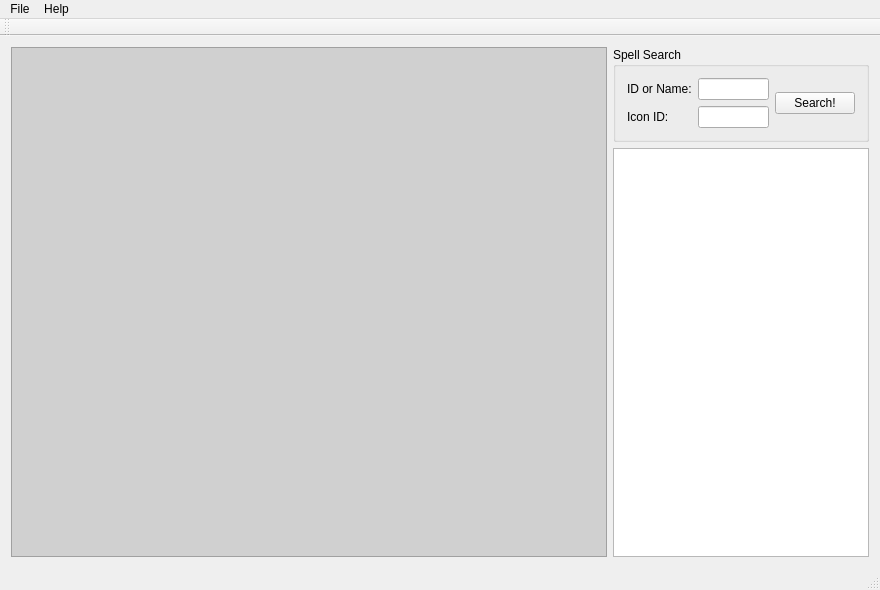
Above: QSW/SpellWorkUI.ui from sidsukana/QSpellWork before the change. Below: the same form after it.
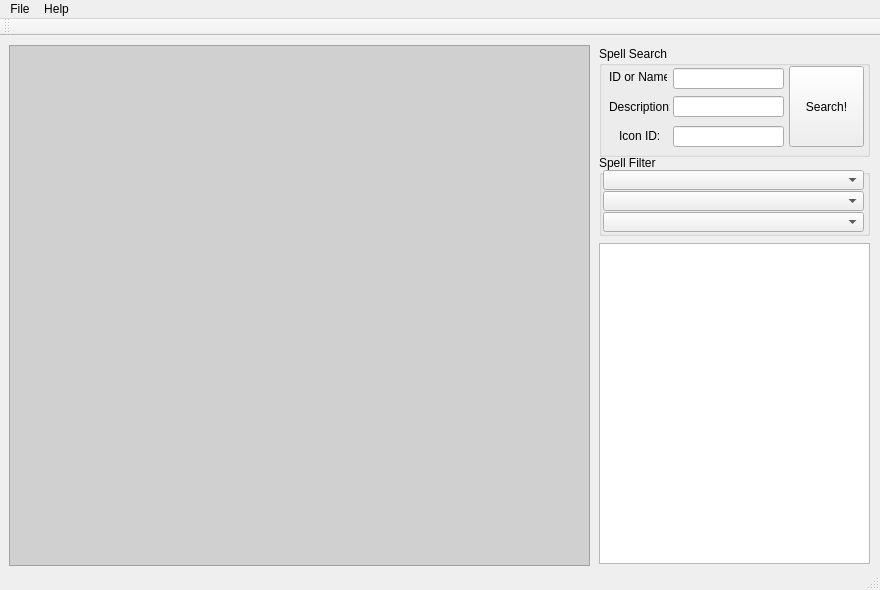
That is the form after the change. Icons and pictures are not drawn.

What changed in the file:
```diff
--- a/QSW/SpellWorkUI.ui
+++ b/QSW/SpellWorkUI.ui
@@ -21,18 +21,113 @@
    <bool>false</bool>
   </property>
   <widget class="QWidget" name="centralWidget">
-   <layout class="QGridLayout" name="gridLayout_2">
-    <item row="0" column="0">
      <widget class="QTextBrowser" name="SpellInfoBrowser">
+    <property name="geometry">
+     <rect>
+      <x>9</x>
+      <y>9</y>
+      <width>581</width>
+      <height>521</height>
+     </rect>
+    </property>
       <property name="styleSheet">
        <string notr="true">background-color: rgb(208, 208, 208);</string>
       </property>
      </widget>
-    </item>
-    <item row="0" column="1">
-     <layout class="QVBoxLayout" name="verticalLayout">
-      <item>
+   <widget class="QGroupBox" name="groupBox_2">
+    <property name="geometry">
+     <rect>
+      <x>599</x>
+      <y>119</y>
+      <width>271</width>
+      <height>81</height>
+     </rect>
+    </property>
+    <property name="title">
+     <string>Spell Filter</string>
+    </property>
+    <widget class="QComboBox" name="comboBox">
+     <property name="geometry">
+      <rect>
+       <x>4</x>
+       <y>15</y>
+       <width>261</width>
+       <height>20</height>
+      </rect>
+     </property>
+     <property name="font">
+      <font>
+       <pointsize>7</pointsize>
+      </font>
+     </property>
+     <property name="currentIndex">
+      <number>-1</number>
+     </property>
+     <property name="maxVisibleItems">
+      <number>20</number>
+     </property>
+     <property name="insertPolicy">
+      <enum>QComboBox::InsertAfterCurrent</enum>
+     </property>
+    </widget>
+    <widget class="QComboBox" name="comboBox_2">
+     <property name="geometry">
+      <rect>
+       <x>4</x>
+       <y>36</y>
+       <width>261</width>
+       <height>20</height>
+      </rect>
+     </property>
+     <property name="font">
+      <font>
+       <pointsize>7</pointsize>
+      </font>
+     </property>
+     <property name="currentIndex">
+      <number>-1</number>
+     </property>
+     <property name="maxVisibleItems">
+      <number>20</number>
+     </property>
+     <property name="insertPolicy">
+      <enum>QComboBox::InsertAfterCurrent</enum>
+     </property>
+    </widget>
+    <widget class="QComboBox" name="comboBox_3">
+     <property name="geometry">
+      <rect>
+       <x>4</x>
+       <y>57</y>
+       <width>261</width>
+       <height>20</height>
+      </rect>
+     </property>
+     <property name="font">
+      <font>
+       <pointsize>7</pointsize>
+      </font>
+     </property>
+     <property name="currentIndex">
+      <number>-1</number>
+     </property>
+     <property name="maxVisibleItems">
+      <number>20</number>
+     </property>
+     <property name="insertPolicy">
+      <enum>QComboBox::InsertAfterCurrent</enum>
+     </property>
+    </widget>
+   </widget>
        <widget class="QGroupBox" name="groupBox">
+    <property name="geometry">
+     <rect>
+      <x>599</x>
+      <y>10</y>
+      <width>271</width>
+      <height>111</height>
+     </rect>
+    </property>
         <property name="sizePolicy">
          <sizepolicy hsizetype="Fixed" vsizetype="Fixed">
           <horstretch>0</horstretch>
@@ -54,16 +149,28 @@
         <property name="checkable">
          <bool>false</bool>
         </property>
-        <layout class="QGridLayout" name="gridLayout">
-         <item row="0" column="0">
           <widget class="QLabel" name="findLine_l1">
+     <property name="geometry">
+      <rect>
+       <x>10</x>
+       <y>23</y>
+       <width>58</width>
+       <height>16</height>
+      </rect>
+     </property>
            <property name="text">
             <string>ID or Name:</string>
            </property>
           </widget>
-         </item>
-         <item row="0" column="1">
           <widget class="QLineEdit" name="findLine_e1">
+     <property name="geometry">
+      <rect>
+       <x>74</x>
+       <y>22</y>
+       <width>111</width>
+       <height>21</height>
+      </rect>
+     </property>
            <property name="frame">
             <bool>true</bool>
            </property>
@@ -71,19 +178,38 @@
             <number>0</number>
            </property>
           </widget>
-         </item>
-         <item row="1" column="0">
           <widget class="QLabel" name="findLine_l2">
+     <property name="geometry">
+      <rect>
+       <x>20</x>
+       <y>80</y>
+       <width>41</width>
+       <height>20</height>
+      </rect>
+     </property>
            <property name="text">
             <string>Icon ID:</string>
            </property>
           </widget>
-         </item>
-         <item row="1" column="1">
-          <widget class="QLineEdit" name="findLine_e2"/>
-         </item>
-         <item row="0" column="2" rowspan="2">
+    <widget class="QLineEdit" name="findLine_e2">
+     <property name="geometry">
+      <rect>
+       <x>74</x>
+       <y>80</y>
+       <width>111</width>
+       <height>21</height>
+      </rect>
+     </property>
+    </widget>
           <widget class="QPushButton" name="findButton">
+     <property name="geometry">
+      <rect>
+       <x>190</x>
+       <y>20</y>
+       <width>75</width>
+       <height>81</height>
+      </rect>
+     </property>
            <property name="font">
             <font>
              <weight>50</weight>
@@ -95,15 +221,42 @@
             <string>Search!</string>
            </property>
            <property name="autoDefault">
-            <bool>false</bool>
-           </property>
-          </widget>
-         </item>
-        </layout>
-       </widget>
-      </item>
-      <item>
+      <bool>true</bool>
+     </property>
+    </widget>
+    <widget class="QLabel" name="findLine_l3">
+     <property name="geometry">
+      <rect>
+       <x>10</x>
+       <y>50</y>
+       <width>61</width>
+       <height>21</height>
+      </rect>
+     </property>
+     <property name="text">
+      <string>Description:</string>
+     </property>
+    </widget>
+    <widget class="QLineEdit" name="findLine_e3">
+     <property name="geometry">
+      <rect>
+       <x>74</x>
+       <y>50</y>
+       <width>111</width>
+       <height>21</height>
+      </rect>
+     </property>
+    </widget>
+   </widget>
        <widget class="QTableView" name="SpellList">
+    <property name="geometry">
+     <rect>
+      <x>599</x>
+      <y>207</y>
+      <width>271</width>
+      <height>321</height>
+     </rect>
+    </property>
         <property name="sizePolicy">
          <sizepolicy hsizetype="Fixed" vsizetype="Expanding">
           <horstretch>0</horstretch>
@@ -180,10 +333,6 @@
          <number>17</number>
         </attribute>
        </widget>
-      </item>
-     </layout>
-    </item>
-   </layout>
   </widget>
   <widget class="QMenuBar" name="menuBar">
    <property name="geometry">
```
Lines whose indentation alone changed are shown as unchanged.
